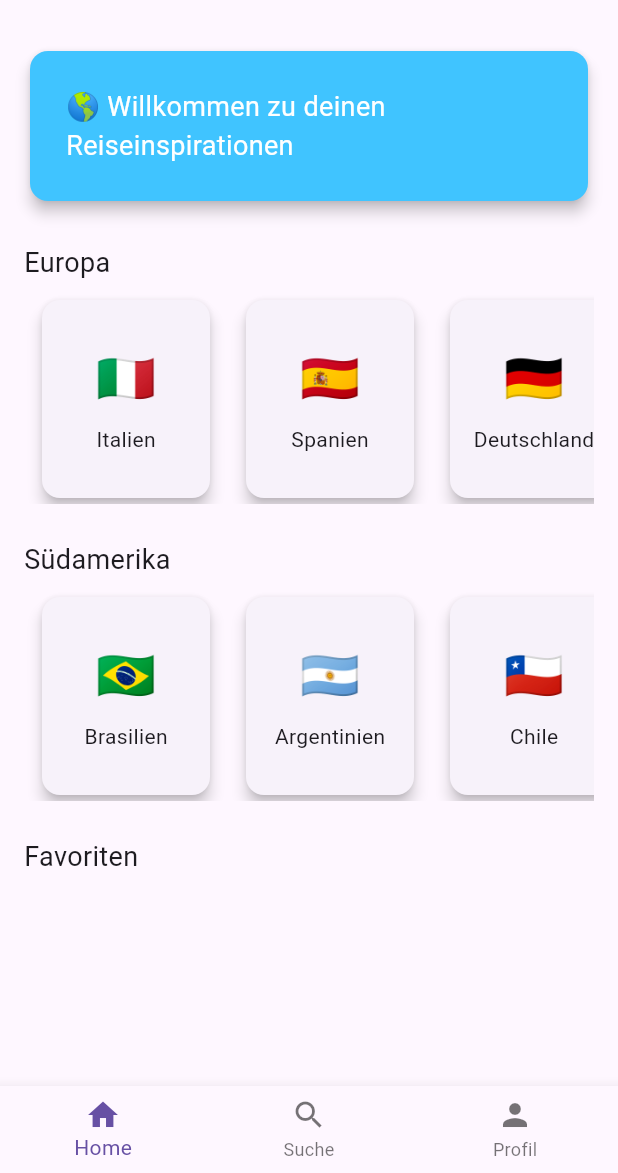
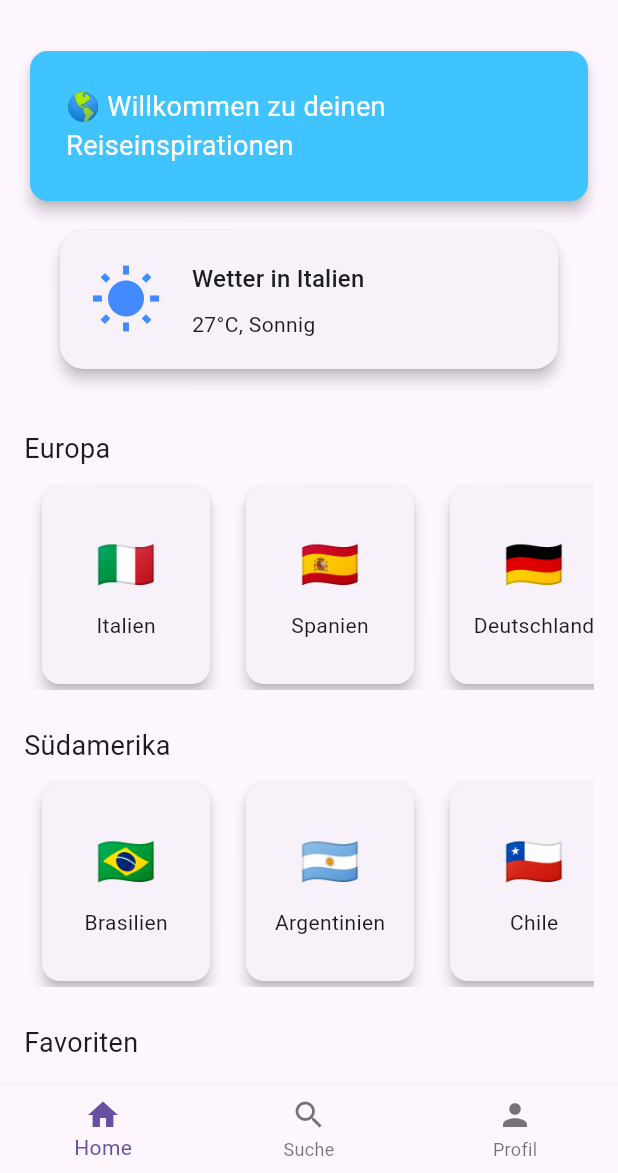
Before and after one commit to ramsabah28/travel_picks, a Flutter app: the screen it shows after launch, on a phone screen of 412 x 824 dp, the part 63-1236 px from its top. Run offline on Flutter 3.47's test engine with Material 3 defaults, Android fonts, the light colour scheme and no system bars.

Commit message:
Aufgabenlösung_Ram_Aufgabe_2

```diff
--- a/lib/screens/travel_home_page.dart
+++ b/lib/screens/travel_home_page.dart
@@ -3,6 +3,7 @@ import '../widgets/welcome_card.dart';
 import '../widgets/section_title.dart';
 import '../widgets/favorites_wrap.dart';
 import '../widgets/country_card.dart';
+import '../widgets/weather_card.dart';
 import '../models/country.dart';
 
 class TravelHomePage extends StatefulWidget {
@@ -47,6 +48,13 @@ class _TravelHomePageState extends State<TravelHomePage> {
         crossAxisAlignment: CrossAxisAlignment.start,
         children: [
           const WelcomeCard(),
+          // Wetter-Widget eingefügt
+          const WeatherCard(
+            country: 'Italien',
+            weatherDescription: 'Sonnig',
+            temperature: 27,
+            weatherIcon: Icons.wb_sunny,
+          ),
           const SizedBox(height: 24),
           const SectionTitle("Europa"),
           const SizedBox(height: 8),
--- /dev/null
+++ b/lib/widgets/weather_card.dart
@@ -0,0 +1,48 @@
+import 'package:flutter/material.dart';
+
+class WeatherCard extends StatelessWidget {
+  final String country;
+  final String weatherDescription;
+  final int temperature;
+  final IconData weatherIcon;
+
+  const WeatherCard({
+    Key? key,
+    required this.country,
+    required this.weatherDescription,
+    required this.temperature,
+    required this.weatherIcon,
+  }) : super(key: key);
+
+  @override
+  Widget build(BuildContext context) {
+    return Card(
+      margin: const EdgeInsets.symmetric(vertical: 16, horizontal: 24),
+      shape: RoundedRectangleBorder(borderRadius: BorderRadius.circular(16)),
+      elevation: 4,
+      child: Padding(
+        padding: const EdgeInsets.all(20.0),
+        child: Row(
+          children: [
+            Icon(weatherIcon, size: 48, color: Colors.blueAccent),
+            const SizedBox(width: 20),
+            Column(
+              crossAxisAlignment: CrossAxisAlignment.start,
+              children: [
+                Text(
+                  'Wetter in $country',
+                  style: Theme.of(context).textTheme.titleMedium,
+                ),
+                const SizedBox(height: 8),
+                Text(
+                  '$temperature°C, $weatherDescription',
+                  style: Theme.of(context).textTheme.bodyMedium,
+                ),
+              ],
+            ),
+          ],
+        ),
+      ),
+    );
+  }
+}
```
